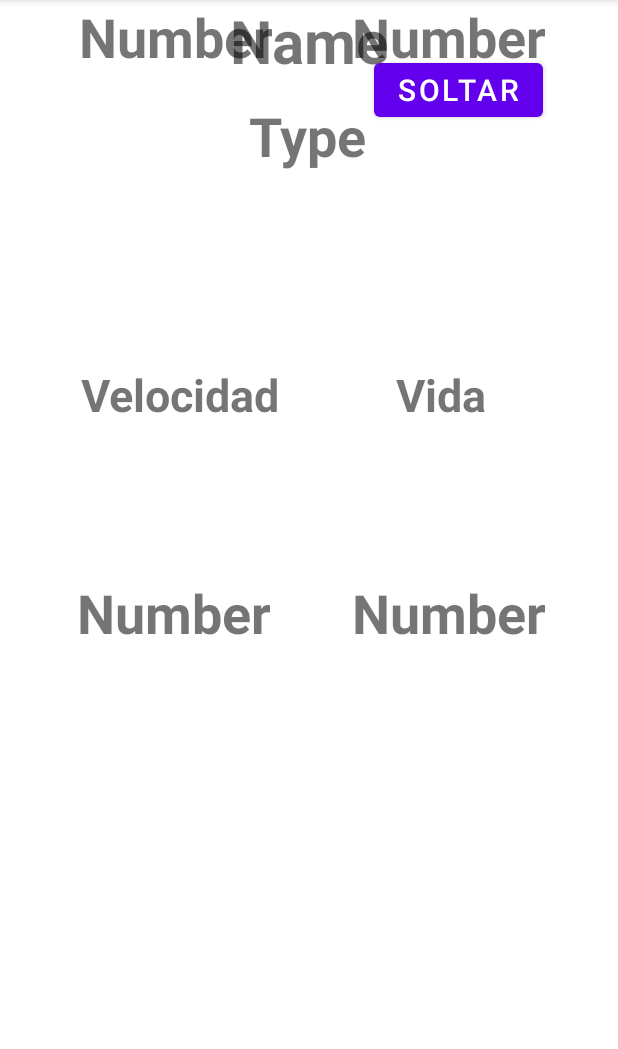
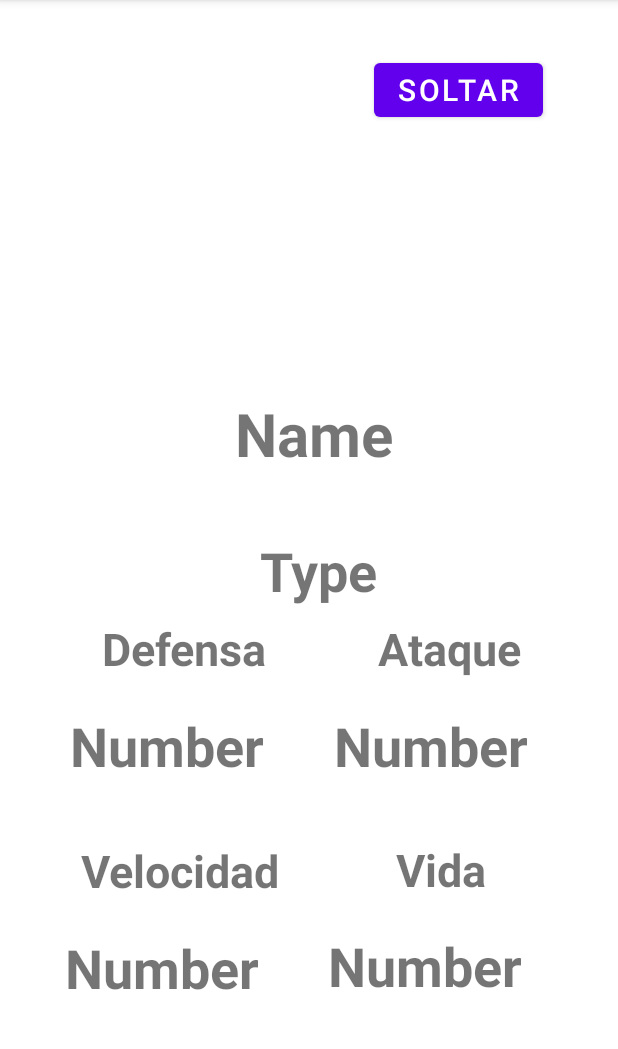
Before and after one commit to DavidFiat/Reto2, an Android app: the PokemonData screen opened directly, with no data from a screen before it, on a phone screen of 412 x 824 dp, the part 84-1133 px from its top. Run offline under Robolectric (Android 15) with nearby library versions, the phone set to English and light mode, and no system bars; our stand-ins replace Firebase (no records; nobody signed in at launch, a user with empty details on screens opened directly); 12 statements that could not run were skipped.

Commit message:
Fixing some Errors

```diff
--- a/app/src/main/java/com/example/reto2/activities/PokemonData.java
+++ b/app/src/main/java/com/example/reto2/activities/PokemonData.java
@@ -62,9 +62,10 @@ public class PokemonData extends AppCompatActivity {
 
         releaseButton.setOnClickListener(
                 v -> {
-                    FirebaseFirestore.getInstance().collection("users").document(user.getId()).collection("pokemones").document(pokemon.getId()).set(null);
+                    FirebaseFirestore.getInstance().collection("users").document(user.getId()).collection("pokemones").document(pokemon.getId()).delete();
                 }
         );
+
 
 
     }
--- a/app/src/main/res/layout/activity_pokemon_data.xml
+++ b/app/src/main/res/layout/activity_pokemon_data.xml
@@ -10,8 +10,8 @@
         android:layout_width="match_parent"
         android:layout_height="match_parent"
         tools:context=".activities.PokemonData"
-        tools:layout_editor_absoluteX="-136dp"
-        tools:layout_editor_absoluteY="0dp">
+        tools:layout_editor_absoluteX="0dp"
+        tools:layout_editor_absoluteY="-16dp">
 
         <TextView
             android:id="@+id/textView16"
@@ -43,6 +43,7 @@
             app:layout_constraintVertical_bias="0.659" />
 
         <TextView
+            android:id="@+id/textView5"
             android:layout_width="wrap_content"
             android:layout_height="wrap_content"
             android:layout_marginEnd="64dp"
@@ -51,7 +52,8 @@
             android:textSize="30dp"
             android:textStyle="bold"
             app:layout_constraintBottom_toTopOf="@+id/ataqueData"
-            app:layout_constraintEnd_toEndOf="parent" />
+            app:layout_constraintEnd_toEndOf="parent"
+            app:layout_constraintStart_toEndOf="@+id/type" />
 
         <TextView
             android:layout_width="wrap_content"
@@ -62,20 +64,21 @@
             android:textSize="30dp"
             android:textStyle="bold"
             app:layout_constraintBottom_toTopOf="@+id/defensaData"
-            app:layout_constraintEnd_toStartOf="@+id/defensaData3"
-            app:layout_constraintHorizontal_bias="0.46"
+            app:layout_constraintEnd_toStartOf="@+id/textView5"
+            app:layout_constraintHorizontal_bias="0.0"
             app:layout_constraintStart_toStartOf="parent" />
 
         <TextView
             android:id="@+id/ataqueData"
             android:layout_width="wrap_content"
             android:layout_height="wrap_content"
-            android:layout_marginEnd="48dp"
+            android:layout_marginTop="68dp"
+            android:layout_marginEnd="60dp"
             android:text="Number"
             android:textSize="36dp"
             android:textStyle="bold"
             app:layout_constraintEnd_toEndOf="parent"
-            tools:layout_editor_absoluteY="461dp" />
+            app:layout_constraintTop_toBottomOf="@+id/type" />
 
         <TextView
             android:id="@+id/velocidadData"
@@ -100,18 +103,22 @@
             android:textStyle="bold"
             app:layout_constraintBottom_toBottomOf="parent"
             app:layout_constraintEnd_toEndOf="parent"
-            app:layout_constraintTop_toBottomOf="@+id/ataqueData" />
+            app:layout_constraintHorizontal_bias="0.673"
+            app:layout_constraintStart_toEndOf="@+id/textView16"
+            app:layout_constraintTop_toBottomOf="@+id/ataqueData"
+            app:layout_constraintVertical_bias="0.494" />
 
         <TextView
             android:id="@+id/defensaData"
             android:layout_width="wrap_content"
             android:layout_height="wrap_content"
+            android:layout_marginTop="68dp"
             android:text="Number"
             android:textSize="36dp"
             android:textStyle="bold"
             app:layout_constraintEnd_toStartOf="@+id/ataqueData"
             app:layout_constraintStart_toStartOf="parent"
-            tools:layout_editor_absoluteY="461dp" />
+            app:layout_constraintTop_toBottomOf="@+id/type" />
 
         <TextView
             android:id="@+id/name"
@@ -120,32 +127,39 @@
             android:text="Name"
             android:textSize="40dp"
             android:textStyle="bold"
+            app:layout_constraintBottom_toBottomOf="parent"
             app:layout_constraintEnd_toEndOf="parent"
+            app:layout_constraintHorizontal_bias="0.511"
             app:layout_constraintStart_toStartOf="parent"
-            tools:layout_editor_absoluteY="218dp" />
+            app:layout_constraintTop_toTopOf="parent"
+            app:layout_constraintVertical_bias="0.367" />
 
         <TextView
             android:id="@+id/type"
             android:layout_width="wrap_content"
             android:layout_height="wrap_content"
-            android:layout_marginTop="12dp"
+            android:layout_marginTop="40dp"
             android:text="Type"
             android:textSize="36dp"
             android:textStyle="bold"
+            app:layout_constraintBottom_toBottomOf="parent"
             app:layout_constraintEnd_toEndOf="parent"
-            app:layout_constraintHorizontal_bias="0.498"
+            app:layout_constraintHorizontal_bias="0.518"
             app:layout_constraintStart_toStartOf="parent"
-            app:layout_constraintTop_toBottomOf="@+id/name" />
+            app:layout_constraintTop_toBottomOf="@+id/name"
+            app:layout_constraintVertical_bias="0.0" />
 
         <ImageView
             android:id="@+id/imageView"
             android:layout_width="wrap_content"
             android:layout_height="wrap_content"
             android:layout_marginTop="96dp"
+            app:layout_constraintBottom_toTopOf="@+id/name"
             app:layout_constraintEnd_toEndOf="parent"
             app:layout_constraintHorizontal_bias="0.498"
             app:layout_constraintStart_toStartOf="parent"
             app:layout_constraintTop_toTopOf="parent"
+            app:layout_constraintVertical_bias="0.0"
             app:srcCompat="@drawable/ic_launcher_background" />
 
     </androidx.constraintlayout.widget.ConstraintLayout>
```
